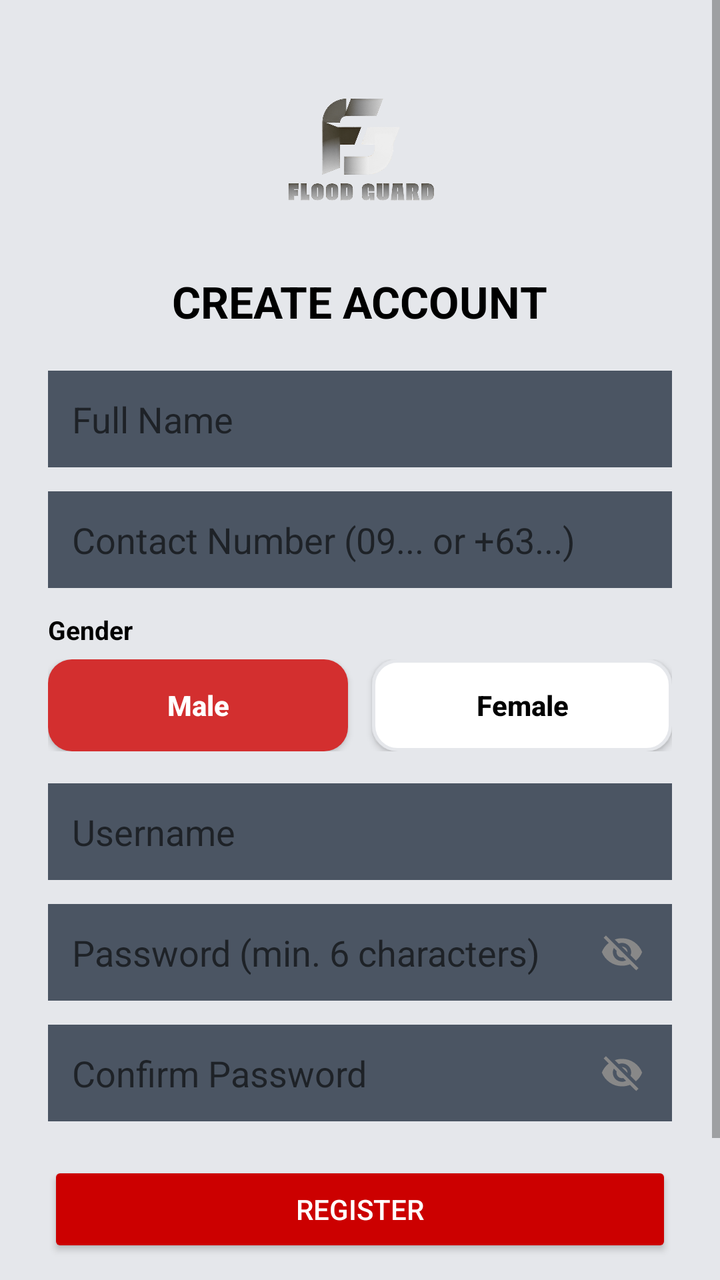
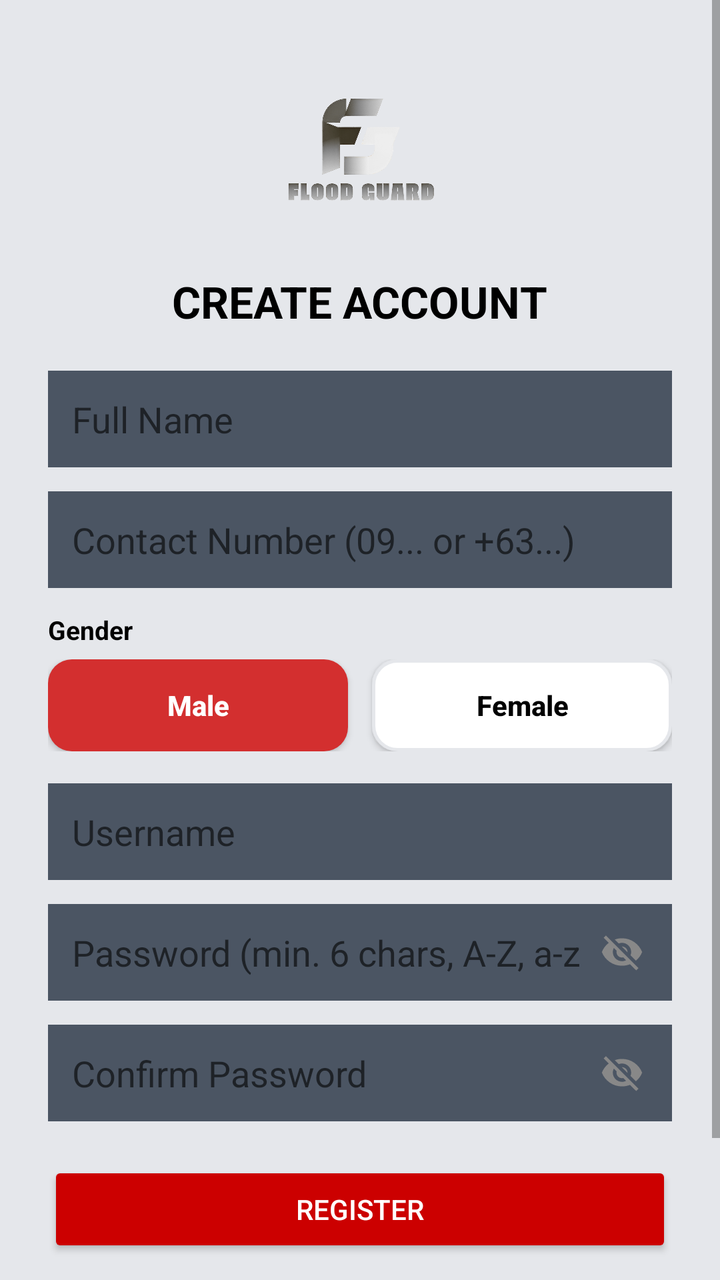

Compare the two renders of this Android layout. The source of the first and the diff that turns it into the second are given below.
<!-- AndroidManifest.xml: activity theme Theme.FloodGuard -->
<!-- res/layout/activity_register.xml -->
<?xml version="1.0" encoding="utf-8"?>
<ScrollView xmlns:android="http://schemas.android.com/apk/res/android"
    android:layout_width="match_parent"
    android:layout_height="match_parent"
    android:background="@color/divider_color"
    android:fillViewport="true"
    android:isScrollContainer="true"
    android:overScrollMode="ifContentScrolls"
    android:scrollbars="vertical">

    <LinearLayout
        android:layout_width="match_parent"
        android:layout_height="wrap_content"
        android:gravity="center_horizontal"
        android:orientation="vertical"
        android:padding="24dp">

        
        <ImageView
            android:layout_width="100dp"
            android:layout_height="100dp"
            android:contentDescription="FloodGuard Logo"
            android:src="@drawable/fg_logo" />

        
        <TextView
            android:layout_width="wrap_content"
            android:layout_height="wrap_content"
            android:layout_marginTop="12dp"
            android:text="CREATE ACCOUNT"
            android:textColor="@color/black"
            android:textSize="22sp"
            android:textStyle="bold" />

        
        <EditText
            android:id="@+id/fullNameField"
            android:layout_width="match_parent"
            android:layout_height="wrap_content"
            android:layout_marginTop="20dp"
            android:background="@color/text_secondary"
            android:hint="Full Name"
            android:inputType="textPersonName"
            android:padding="12dp" />

        
        <EditText
            android:id="@+id/mobileField"
            android:layout_width="match_parent"
            android:layout_height="wrap_content"
            android:layout_marginTop="12dp"
            android:background="@color/text_secondary"
            android:hint="Contact Number (09... or +63...)"
            android:inputType="phone"
            android:padding="12dp" />

        
        <TextView
            android:layout_width="match_parent"
            android:layout_height="wrap_content"
            android:layout_marginTop="12dp"
            android:layout_marginBottom="6dp"
            android:text="Gender"
            android:textColor="@color/black"
            android:textSize="13sp"
            android:textStyle="bold" />

        <LinearLayout
            android:layout_width="match_parent"
            android:layout_height="46dp"
            android:layout_marginBottom="4dp"
            android:orientation="horizontal">

            <Button
                android:id="@+id/btnRegMale"
                android:layout_width="0dp"
                android:layout_height="match_parent"
                android:layout_marginEnd="6dp"
                android:layout_weight="1"
                android:background="@drawable/btn_severity_selected"
                android:text="Male"
                android:textAllCaps="false"
                android:textColor="@android:color/white"
                android:textSize="14sp"
                android:textStyle="bold" />

            <Button
                android:id="@+id/btnRegFemale"
                android:layout_width="0dp"
                android:layout_height="match_parent"
                android:layout_marginStart="6dp"
                android:layout_weight="1"
                android:background="@drawable/btn_severity_default"
                android:text="Female"
                android:textAllCaps="false"
                android:textColor="@android:color/black"
                android:textSize="14sp"
                android:textStyle="bold" />
        </LinearLayout>

        
        <EditText
            android:id="@+id/regUsernameField"
            android:layout_width="match_parent"
            android:layout_height="wrap_content"
            android:layout_marginTop="12dp"
            android:background="@color/text_secondary"
            android:hint="Username"
            android:padding="12dp" />

        
        <RelativeLayout
            android:layout_width="match_parent"
            android:layout_height="wrap_content"
            android:layout_marginTop="12dp">

            <EditText
                android:id="@+id/regPasswordField"
                android:layout_width="match_parent"
                android:layout_height="wrap_content"
                android:background="@color/text_secondary"
                android:hint="Password (min. 6 characters)"
                android:inputType="textPassword"
                android:paddingStart="12dp"
                android:paddingTop="12dp"
                android:paddingEnd="46dp"
                android:paddingBottom="12dp" />

            <ImageView
                android:id="@+id/toggleRegPassword"
                android:layout_width="26dp"
                android:layout_height="26dp"
                android:layout_alignParentEnd="true"
                android:layout_centerVertical="true"
                android:layout_marginEnd="12dp"
                android:clickable="true"
                android:contentDescription="Toggle Password Visibility"
                android:focusable="true"
                android:padding="2dp"
                android:src="@drawable/ic_visibility_off" />
        </RelativeLayout>

        
        <RelativeLayout
            android:layout_width="match_parent"
            android:layout_height="wrap_content"
            android:layout_marginTop="12dp">

            <EditText
                android:id="@+id/confirmPasswordField"
                android:layout_width="match_parent"
                android:layout_height="wrap_content"
                android:background="@color/text_secondary"
                android:hint="Confirm Password"
                android:inputType="textPassword"
                android:paddingStart="12dp"
                android:paddingTop="12dp"
                android:paddingEnd="46dp"
                android:paddingBottom="12dp" />

            <ImageView
                android:id="@+id/toggleConfirmPassword"
                android:layout_width="26dp"
                android:layout_height="26dp"
                android:layout_alignParentEnd="true"
                android:layout_centerVertical="true"
                android:layout_marginEnd="12dp"
                android:clickable="true"
                android:contentDescription="Toggle Confirm Password Visibility"
                android:focusable="true"
                android:padding="2dp"
                android:src="@drawable/ic_visibility_off" />
        </RelativeLayout>

        
        <Button
            android:id="@+id/registerButton"
            android:layout_width="match_parent"
            android:layout_height="wrap_content"
            android:layout_marginTop="20dp"
            android:backgroundTint="@android:color/holo_red_dark"
            android:text="REGISTER"
            android:textColor="@color/app_bg" />

        
        <LinearLayout
            android:layout_width="wrap_content"
            android:layout_height="wrap_content"
            android:layout_marginTop="16dp"
            android:layout_marginBottom="32dp"
            android:gravity="center"
            android:orientation="horizontal">

            <TextView
                android:layout_width="wrap_content"
                android:layout_height="wrap_content"
                android:text="Already have an account?"
                android:textColor="@color/black" />

            <TextView
                android:id="@+id/loginLink"
                android:layout_width="wrap_content"
                android:layout_height="wrap_content"
                android:text=" LOG IN"
                android:textColor="@color/light_blue_900"
                android:textStyle="bold" />
        </LinearLayout>

    </LinearLayout>
</ScrollView>
<!-- resources referenced by this layout -->
<resources>
  <color name="app_bg">#FFFFFF</color>
  <color name="black">#FF000000</color>
  <color name="divider_color">#E5E7EB</color>
  <color name="light_blue_900">#FF01579B</color>
  <color name="text_secondary">#4B5563</color>
  <!-- drawable btn_severity_default (drawable) -->
  <?xml version="1.0" encoding="utf-8"?>
  <shape xmlns:android="http://schemas.android.com/apk/res/android"
      android:shape="rectangle">
      <solid android:color="@color/card_bg" />
      <corners android:radius="12dp" />
      <stroke
          android:width="1.5dp"
          android:color="@color/card_stroke" />
  </shape>
  <!-- drawable btn_severity_selected (drawable) -->
  <?xml version="1.0" encoding="utf-8"?>
  <shape xmlns:android="http://schemas.android.com/apk/res/android"
      android:shape="rectangle">
      <solid android:color="#D32F2F" />
      <corners android:radius="12dp" />
  </shape>
  <!-- drawable fg_logo: png bitmap (drawable, 602634 bytes) -->
  <!-- drawable ic_visibility_off (drawable) -->
  <vector xmlns:android="http://schemas.android.com/apk/res/android"
      android:width="24dp"
      android:height="24dp"
      android:viewportWidth="24"
      android:viewportHeight="24">
      <path
          android:fillColor="#888888"
          android:pathData="M12,7c2.76,0 5,2.24 5,5 0,0.65 -0.13,1.26 -0.36,1.82l2.92,2.92c1.51,-1.26 2.7,-2.89 3.44,-4.74 -1.73,-4.39 -6,-7.5 -11,-7.5 -1.4,0 -2.74,0.25 -3.98,0.7l2.16,2.16C10.74,7.13 11.35,7 12,7zM2,4.27l2.28,2.28 0.46,0.46C3.08,8.3 1.78,10.02 1,12c1.73,4.39 6,7.5 11,7.5 1.55,0 3.03,-0.3 4.38,-0.84l0.42,0.42L19.73,22 21,20.73 3.27,3 2,4.27zM7.53,9.8l1.55,1.55c-0.05,0.21 -0.08,0.43 -0.08,0.65 0,1.66 1.34,3 3,3 0.22,0 0.44,-0.03 0.65,-0.08l1.55,1.55c-0.67,0.33 -1.41,0.53 -2.2,0.53 -2.76,0 -5,-2.24 -5,-5 0,-0.79 0.2,-1.53 0.53,-2.2zm4.31,-0.78l3.15,3.15 0.02,-0.16c0,-1.66 -1.34,-3 -3,-3l-0.17,0.01z"/>
  </vector>
  <style name="Theme.FloodGuard" parent="Theme.AppCompat.DayNight.NoActionBar">
          <item name="windowActionBar">false</item>
          <item name="windowNoTitle">true</item>
      </style>
  <color name="card_bg">#FFFFFF</color>
  <color name="card_stroke">#E5E7EB</color>
</resources>

<!-- the commit's change to res/layout/activity_register.xml (unified diff, before → after) -->
@@ -119,7 +119,7 @@
                 android:layout_width="match_parent"
                 android:layout_height="wrap_content"
                 android:background="@color/text_secondary"
-                android:hint="Password (min. 6 characters)"
+                android:hint="Password (min. 6 chars, A-Z, a-z, 0-9, symbol)"
                 android:inputType="textPassword"
                 android:paddingStart="12dp"
                 android:paddingTop="12dp"
